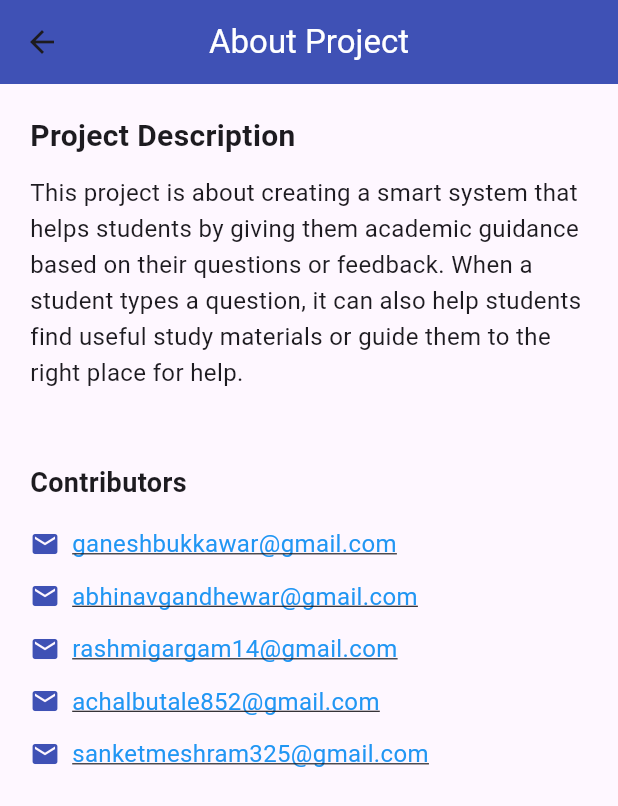
After one commit to developer-saurabh/project, a Flutter app: the AboutPage screen opened directly, on a phone screen of 412 x 824 dp. The commit adds this screen. Shown: the top 806 px of the screen. Run offline on Flutter 3.47's test engine with Material 3 defaults, Android fonts, the phone set to English and light mode, and no system bars; our stand-ins replace sembast, sembast_web, shimmer.

Commit message:
[commit 12/6/25]

```diff
--- /dev/null
+++ b/lib/about_page.dart
@@ -0,0 +1,81 @@
+import 'package:flutter/material.dart';
+import 'package:url_launcher/url_launcher.dart';
+
+class AboutPage extends StatelessWidget {
+  AboutPage({super.key});
+
+  final String description = '''
+This project is about creating a smart system that helps students by giving them academic guidance based on their questions or feedback. When a student types a question, it can also help students find useful study materials or guide them to the right place for help.
+''';
+
+  final List<String> emails = [
+    'ganeshbukkawar@gmail.com',
+    'abhinavgandhewar@gmail.com',
+    'rashmigargam14@gmail.com',
+    'achalbutale852@gmail.com',
+    'sanketmeshram325@gmail.com',
+  ];
+
+  Future<void> _launchEmail(String email) async {
+    final Uri mailUri = Uri(scheme: 'mailto', path: email);
+    if (await canLaunchUrl(mailUri)) {
+      await launchUrl(mailUri);
+    }
+  }
+
+  @override
+  Widget build(BuildContext context) {
+    return Scaffold(
+      appBar: AppBar(
+        title: const Text(
+          "About Project",
+          style: TextStyle(color: Colors.white),
+        ),
+        backgroundColor: Colors.indigo,
+        centerTitle: true,
+      ),
+      body: Padding(
+        padding: const EdgeInsets.all(20),
+        child: Column(
+          crossAxisAlignment: CrossAxisAlignment.start,
+          children: [
+            Text(
+              "Project Description",
+              style: TextStyle(fontSize: 20, fontWeight: FontWeight.bold),
+            ),
+            const SizedBox(height: 12),
+            Text(description, style: TextStyle(fontSize: 16, height: 1.5)),
+            const SizedBox(height: 24),
+            Text(
+              "Contributors",
+              style: TextStyle(fontSize: 18, fontWeight: FontWeight.w600),
+            ),
+            const SizedBox(height: 10),
+            ...emails.map(
+              (email) => InkWell(
+                onTap: () => _launchEmail(email),
+                child: Padding(
+                  padding: const EdgeInsets.symmetric(vertical: 6),
+                  child: Row(
+                    children: [
+                      Icon(Icons.email, color: Colors.indigo, size: 20),
+                      const SizedBox(width: 8),
+                      Text(
+                        email,
+                        style: TextStyle(
+                          fontSize: 16,
+                          color: Colors.blue,
+                          decoration: TextDecoration.underline,
+                        ),
+                      ),
+                    ],
+                  ),
+                ),
+              ),
+            ),
+          ],
+        ),
+      ),
+    );
+  }
+}
```
Also changed, not shown: lib/dashboard_screen.dart (+2 -11 lines), lib/upload_page.dart (+42 -2 lines).
